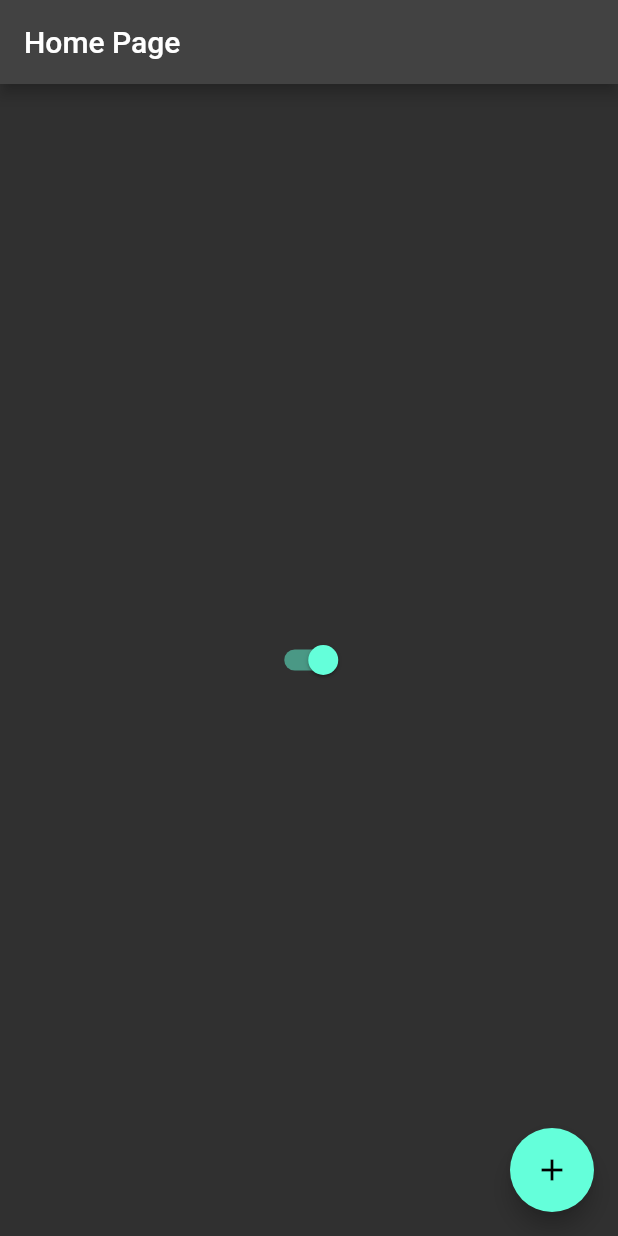
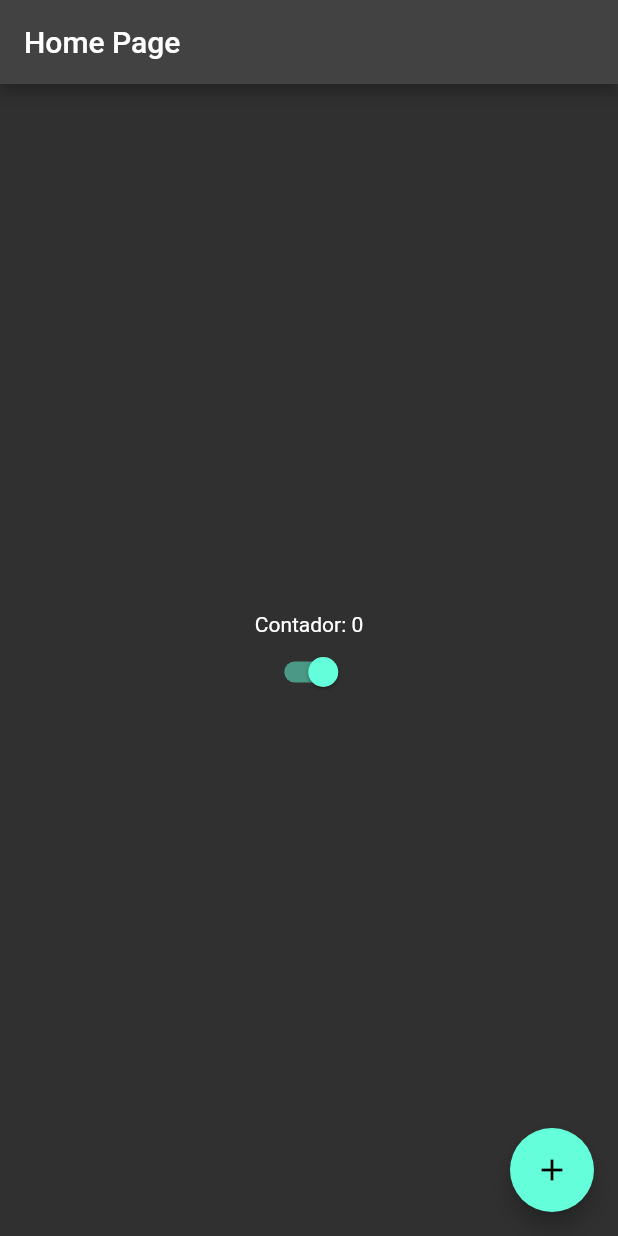
Before and after one commit to yuri-duque/flutter_hello_word, a Flutter app: the screen it shows after launch, on a phone screen of 412 x 824 dp. Run offline on Flutter 3.47's test engine with Material 2 defaults, Android fonts, the phone set to English and light mode, and no system bars.

Commit message:
trabalhando e alinhando colunas

```diff
--- a/lib/home_page.dart
+++ b/lib/home_page.dart
@@ -2,6 +2,8 @@ import 'package:flutter/material.dart';
 import 'package:hello_word/app_controller.dart';
 
 class HomePage extends StatefulWidget {
+  const HomePage({Key? key}) : super(key: key);
+
   @override
   State<StatefulWidget> createState() {
     return HomePageState();
@@ -9,18 +11,24 @@ class HomePage extends StatefulWidget {
 }
 
 class HomePageState extends State<HomePage> {
+  int counter = 0;
+
   @override
   Widget build(BuildContext context) {
     return Scaffold(
       appBar: AppBar(
         title: Text('Home Page'),
       ),
-      body: Center(
-        child: Switch(
-          value: AppController.instance.isDartTheme,
-          onChanged: (value) {
-            AppController.instance.changeThema();
-          },
+      body: Container(
+        width: double.infinity,
+        height: double.infinity,
+        child: Column(
+          mainAxisAlignment: MainAxisAlignment.center,
+          crossAxisAlignment: CrossAxisAlignment.center,
+          children: [
+            Text("Contador: $counter"),
+            CustomSwitcher(),
+          ],
         ),
       ),
       floatingActionButton: FloatingActionButton(
@@ -30,3 +38,17 @@ class HomePageState extends State<HomePage> {
     );
   }
 }
+
+class CustomSwitcher extends StatelessWidget {
+  const CustomSwitcher({Key? key}) : super(key: key);
+
+  @override
+  Widget build(BuildContext context) {
+    return Switch(
+      value: AppController.instance.isDartTheme,
+      onChanged: (value) {
+        AppController.instance.changeThema();
+      },
+    );
+  }
+}
```
